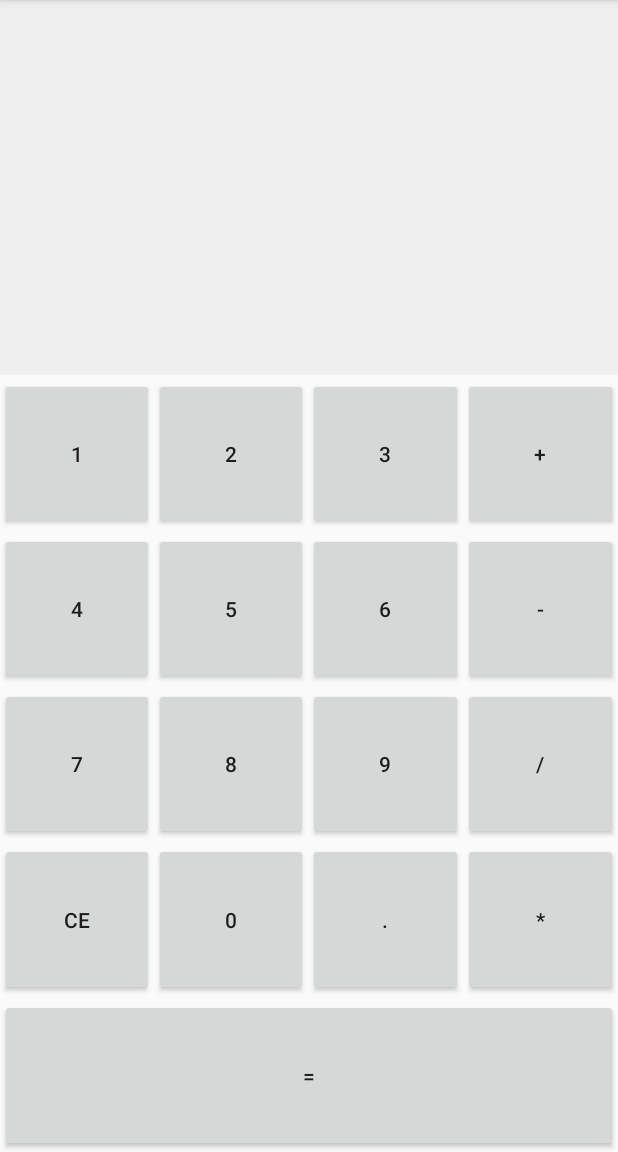
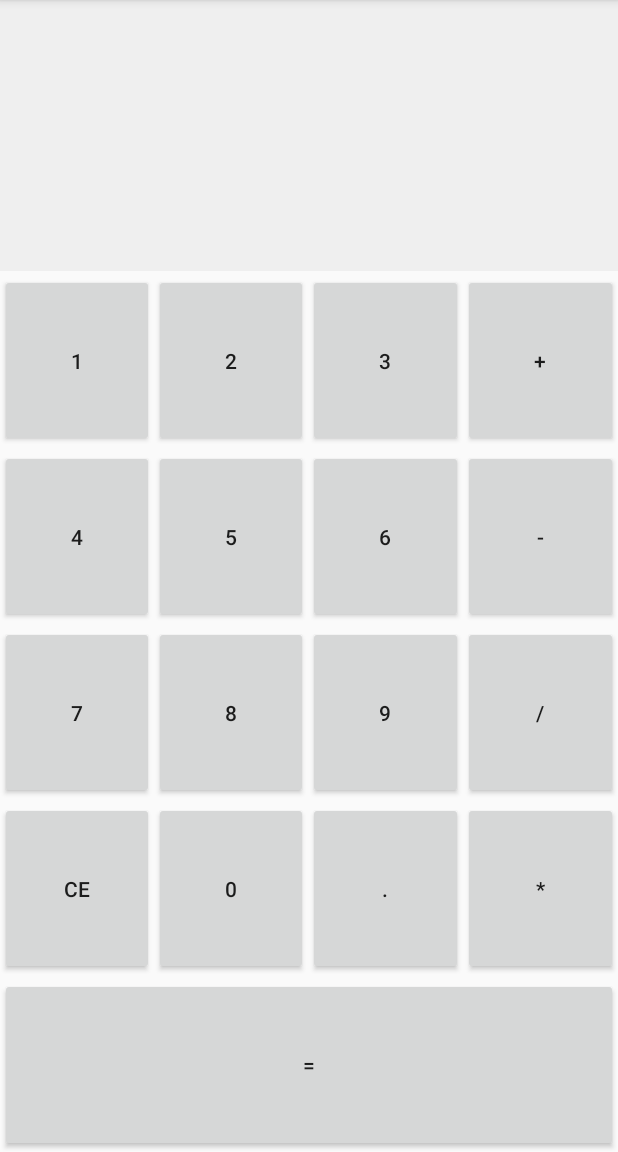
Before and after one commit to mkumar97/Calculator, an Android app: the screen it shows after launch (MainActivity), on a phone screen of 412 x 824 dp, the part 84-1236 px from its top. Run offline under Robolectric (Android 15) with nearby library versions, the phone set to English and light mode, and no system bars.

Commit message:
Updated version 2.0

```diff
--- a/app/src/main/res/layout/activity_main.xml
+++ b/app/src/main/res/layout/activity_main.xml
@@ -5,17 +5,38 @@
     android:layout_width="match_parent"
     android:layout_height="match_parent"
     tools:context=".MainActivity"
-    android:orientation="vertical">
+    android:orientation="vertical"
+    android:id="@+id/main_layout">
 
-    <TextView
-        android:id="@+id/output"
+    <LinearLayout
         android:layout_width="match_parent"
-        android:layout_height="250dp"
-        android:background="#efefef"
-        android:textSize="48sp"
-        android:padding="20dp"
-        android:gravity="right|bottom"
-        android:maxLength="12"/>
+        android:layout_height="wrap_content"
+        android:orientation="vertical"
+        android:layout_weight="1"
+        >
+
+        <TextView
+            android:id="@+id/userinput"
+            android:layout_width="match_parent"
+            android:layout_height="0dp"
+            android:background="#efefef"
+            android:textSize="48sp"
+            android:layout_weight="1"
+            android:gravity="right|bottom"
+            android:maxLength="14"/>
+
+        <TextView
+            android:id="@+id/output"
+            android:layout_width="match_parent"
+            android:layout_height="0dp"
+            android:background="#efefef"
+            android:layout_weight="1"
+            android:textSize="36sp"
+            android:gravity="right|bottom"/>
+
+    </LinearLayout>
+
+
 <!-- First Row -->
     <LinearLayout
         android:layout_width="match_parent"
@@ -30,7 +51,7 @@
             android:layout_height="match_parent"
             android:layout_weight="1"
             android:text="1"
-            android:onClick="onDigit"/>
+            android:onClick="onDigit" />
 
         <Button
             android:id="@+id/two"
```
Also changed, not shown: app/src/main/java/com/example/calculator/MainActivity.kt (+123 -12 lines).
